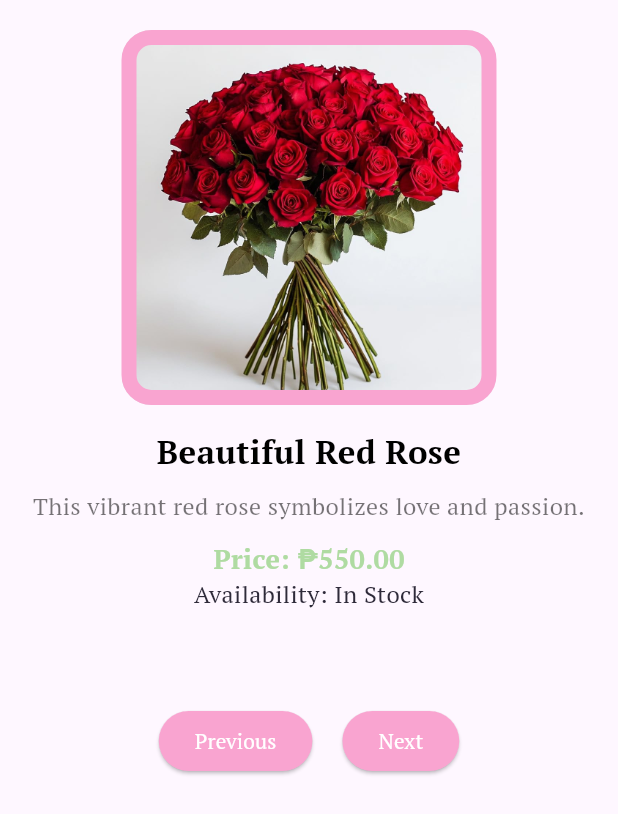
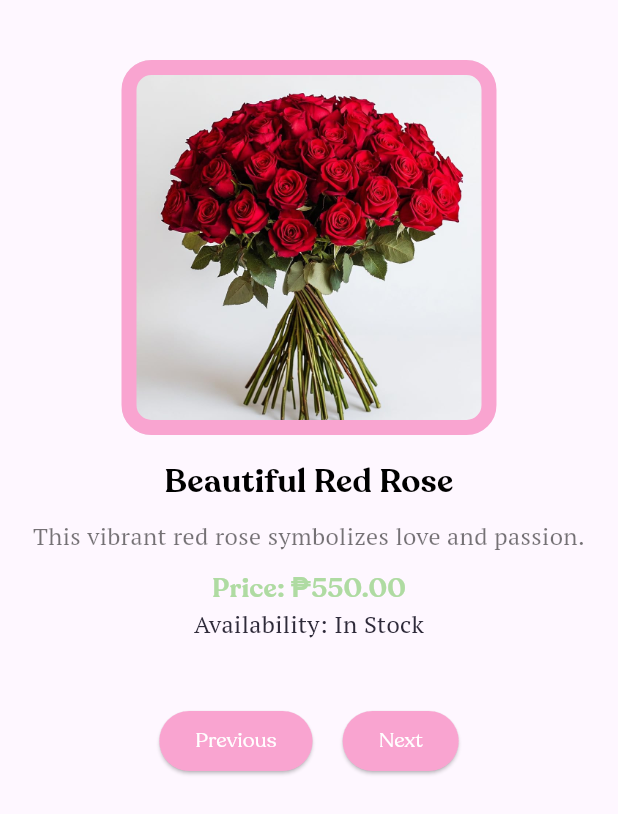
Before and after one commit to llasus-ronnie/Bloom-and-Bliss, a Flutter app: the BodySection widget shown alone on an empty page, opened directly, on a phone screen of 412 x 824 dp. Shown: the top 814 px of the screen. Run offline on Flutter 3.47's test engine with Material 3 defaults, Android fonts, the phone set to English and light mode, and no system bars.

Commit message:
updated details page (again!)

```diff
--- a/lib/pages/details_page.dart
+++ b/lib/pages/details_page.dart
@@ -59,20 +59,20 @@ class TextTitleSection extends StatelessWidget {
   @override
   Widget build(BuildContext context) {
     return Padding(
-      padding: EdgeInsets.only(top: 50),
+      padding: EdgeInsets.only(top: 10),
       child: Column(
         crossAxisAlignment: CrossAxisAlignment.center,
         children: [
           Text(
             "Our Flowers",
             style: TextStyle(
-              fontSize: 24,
+              fontSize: 38,
               fontWeight: FontWeight.bold,
               color: Colors.black,
-              fontFamily: 'PTSerif',
+              fontFamily: 'Recoleta',
             ),
           ),
-          SizedBox(height: 8), // Adds spacing between the title and subtext
+          SizedBox(height: 8),
           Text(
             "Discover a variety of fresh and beautiful flowers for every occasion.",
             textAlign: TextAlign.center,
@@ -155,7 +155,7 @@ class _BodySectionState extends State<BodySection> {
             itemBuilder: (context, index) {
               final flower = flowers[index];
               return Padding(
-                padding: EdgeInsets.only(top: 20),
+                padding: EdgeInsets.only(top: 40),
                 child: SizedBox(
                   height: 450,
                   child: Column(
@@ -179,7 +179,7 @@ class _BodySectionState extends State<BodySection> {
                         style: TextStyle(
                           fontSize: 22,
                           fontWeight: FontWeight.bold,
-                          fontFamily: 'PTSerif',
+                          fontFamily: 'Recoleta',
                           color: Colors.black,
                         ),
                         textAlign: TextAlign.center,
@@ -201,7 +201,7 @@ class _BodySectionState extends State<BodySection> {
                           fontSize: 18,
                           fontWeight: FontWeight.bold,
                           color: AppColors.green,
-                          fontFamily: 'PTSerif',
+                          fontFamily: 'Recoleta',
                         ),
                       ),
                       Text(
@@ -226,13 +226,13 @@ class _BodySectionState extends State<BodySection> {
             ElevatedButton(
               onPressed: _previousFlower,
               style: ElevatedButton.styleFrom(backgroundColor: AppColors.pink),
-              child: Text("Previous", style: TextStyle(fontFamily: 'PTSerif', color: Colors.white)),
+              child: Text("Previous", style: TextStyle(fontFamily: 'Recoleta', color: Colors.white)),
             ),
             SizedBox(width: 20),
             ElevatedButton(
               onPressed: _nextFlower,
               style: ElevatedButton.styleFrom(backgroundColor: AppColors.pink),
-              child: Text("Next", style: TextStyle(fontFamily: 'PTSerif', color: Colors.white)),
+              child: Text("Next", style: TextStyle(fontFamily: 'Recoleta', color: Colors.white)),
             ),
           ],
         ),
@@ -270,8 +270,8 @@ class ButtonFieldSection extends StatelessWidget {
                 "Back",
                 style: TextStyle(
                   fontSize: 20,
-                  color: AppColors.black,
-                  fontFamily: 'PTSerif',
+                  color: Colors.white,
+                  fontFamily: 'Recoleta',
                 ),
               ),
             ),
```
